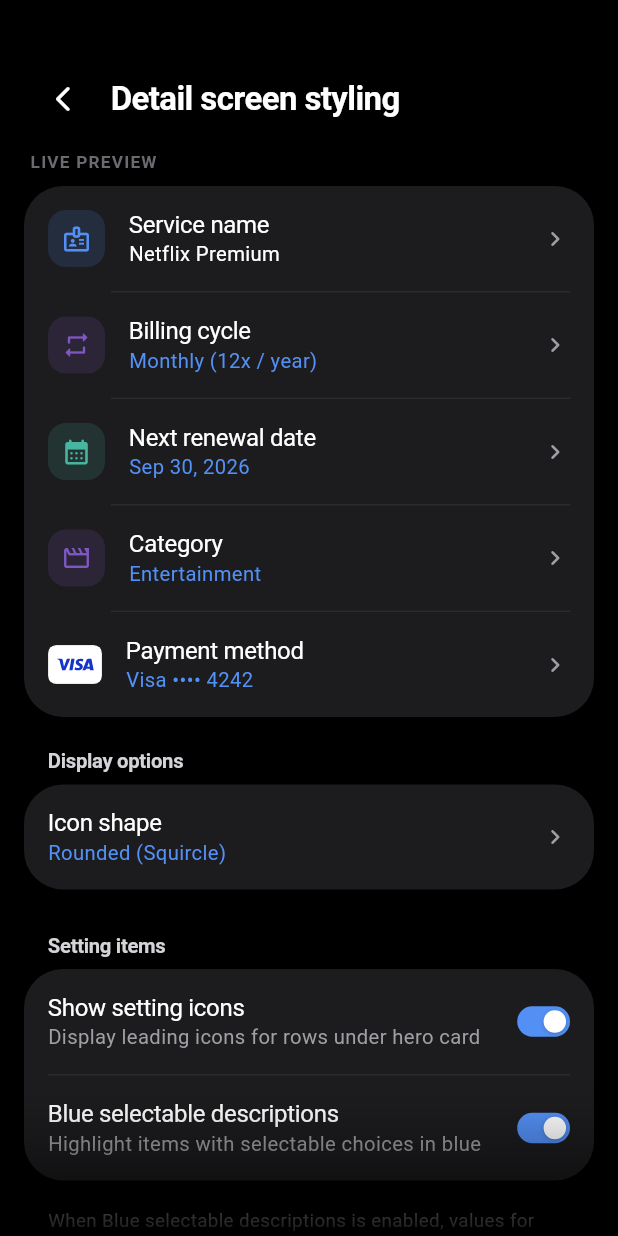
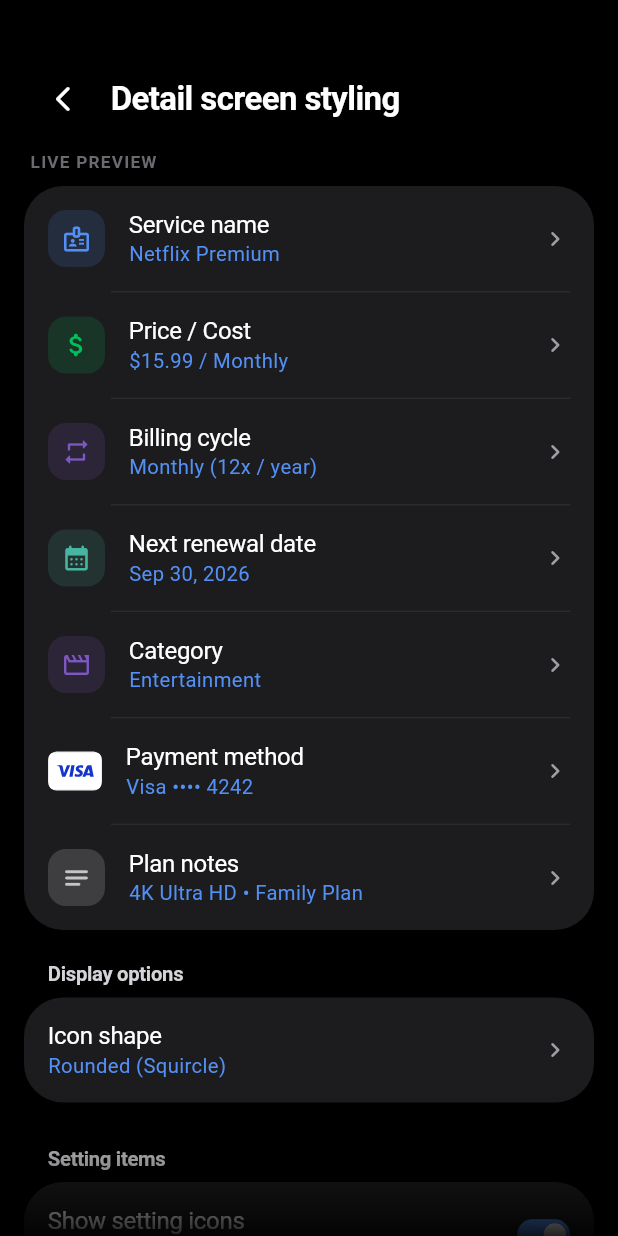
Before and after one commit to syedarhamraza/one-spend, a Flutter app: the SubscriptionDetailCustomizerScreen screen opened directly, on a phone screen of 412 x 824 dp. Run offline on Flutter 3.47's test engine with Material 3 defaults, Android fonts, the phone set to English and light mode, and no system bars; our stand-ins replace drift, drift_flutter, equatable, flutter_svg, get_it, share_plus and 1 more; accounts and stored records are empty; generated files the repository leaves out were written again.

Commit message:
feat: include service name, price, and plan notes in blue selectable descriptions

```diff
--- a/lib/screens/subscription_detail_customizer_screen.dart
+++ b/lib/screens/subscription_detail_customizer_screen.dart
@@ -120,7 +120,7 @@
                                 const Padding(
                                   padding: EdgeInsets.only(left: 16, right: 16, top: 4, bottom: 6),
                                   child: Text(
-                                    'When Blue selectable descriptions is enabled, values for Billing cycle, Renewal date, Category, and Payment method display in accent blue matching One UI settings.',
+                                    'When Blue selectable descriptions is enabled, values for Service name, Price, Billing cycle, Renewal date, Category, Payment method, and Plan notes display in accent blue matching One UI settings.',
                                     style: TextStyle(
                                       fontSize: 12.5,
                                       color: OneUITheme.textSecondary,
@@ -258,7 +258,14 @@
               leading: _buildPreviewIcon(Icons.badge_outlined, OneUITheme.accentBlue),
               title: 'Service name',
               subtitle: 'Netflix Premium',
-              subtitleColor: OneUITheme.textPrimary,
+              subtitleColor: _selectableColor(fallback: OneUITheme.textPrimary),
+              trailing: const Icon(Icons.chevron_right_rounded, size: 20, color: OneUITheme.textSecondary),
+            ),
+            OneUIGroupItem(
+              leading: _buildPreviewIcon(Icons.attach_money_rounded, OneUITheme.accentGreen),
+              title: 'Price / Cost',
+              subtitle: '\$15.99 / Monthly',
+              subtitleColor: _selectableColor(fallback: OneUITheme.accentGreen),
               trailing: const Icon(Icons.chevron_right_rounded, size: 20, color: OneUITheme.textSecondary),
             ),
             OneUIGroupItem(
@@ -287,6 +294,13 @@
               title: 'Payment method',
               subtitle: 'Visa •••• 4242',
               subtitleColor: _selectableColor(fallback: OneUITheme.textPrimary),
+              trailing: const Icon(Icons.chevron_right_rounded, size: 20, color: OneUITheme.textSecondary),
+            ),
+            OneUIGroupItem(
+              leading: _buildPreviewIcon(Icons.notes_rounded, Colors.white70),
+              title: 'Plan notes',
+              subtitle: '4K Ultra HD • Family Plan',
+              subtitleColor: _selectableColor(fallback: OneUITheme.textSecondary),
               trailing: const Icon(Icons.chevron_right_rounded, size: 20, color: OneUITheme.textSecondary),
             ),
           ],
```
Also changed, not shown: lib/screens/subscription_detail_screen.dart (+5 -3 lines), 1 other file.
